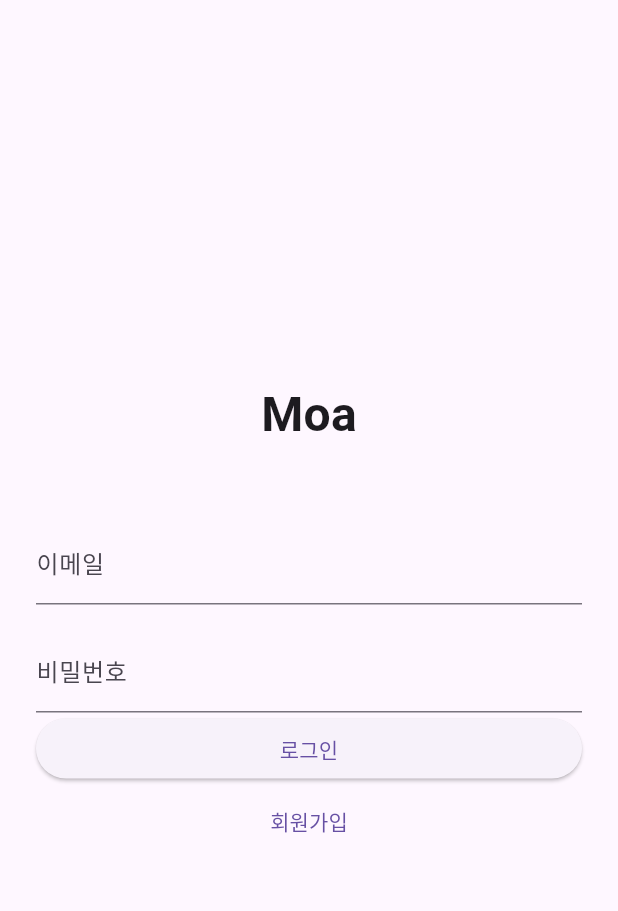
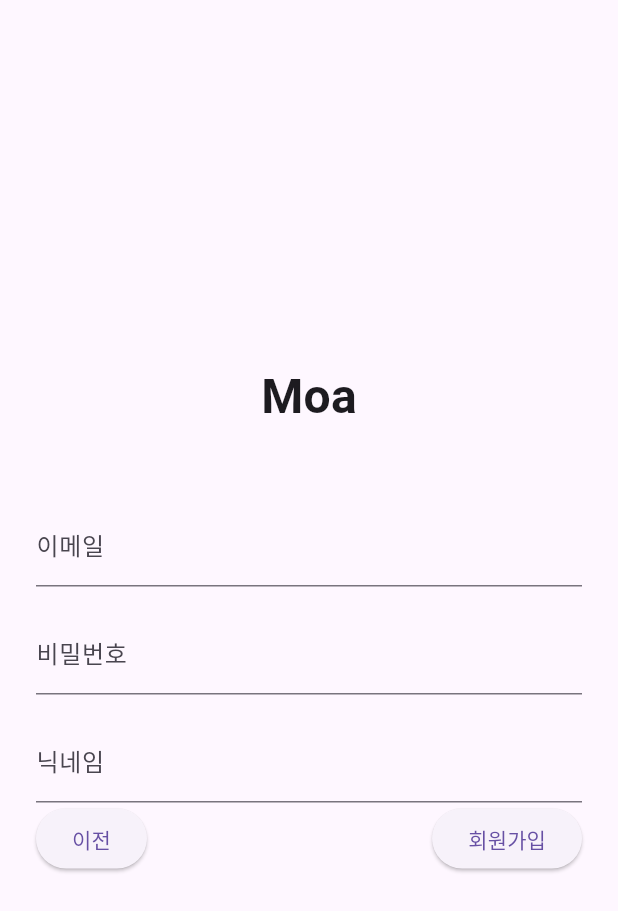
Before and after one commit to chae04/moa, a Flutter app: the screen it shows after launch, after a tap on "회원가입", on a phone screen of 412 x 824 dp. Shown: the top 911 px of the screen. Run offline on Flutter 3.47's test engine with Material 3 defaults, Android fonts, the phone set to English and light mode, and no system bars; our stand-ins replace firebase_core; accounts and stored records are empty.

Commit message:
signup screen

```diff
--- a/lib/screens/auth/login_screen.dart
+++ b/lib/screens/auth/login_screen.dart
@@ -1,7 +1,9 @@
 import 'package:flutter/material.dart';
+import 'package:moa/screens/auth/signup_screen.dart';
+import 'package:moa/screens/home/home_screen.dart';
+
 // StatefulWidget: 상태(데이터)가 변하는 화면에서 사용
 // 로그인 화면은 텍스트 입력값이 변하니까 StatefulWidget 사용
-
 class LoginScreen extends StatefulWidget {
   const LoginScreen({super.key});
 
@@ -58,17 +60,29 @@ class _LoginScreenState extends State<LoginScreen> {
               child: ElevatedButton(
                 onPressed: () {
                   // ‼️TODO: 로그인 로직 연결 예정
+                  Navigator.push(
+                    context,
+                    MaterialPageRoute(builder: (context) => const HomeScreen()),
+                  );
                 },
                 child: Text('로그인'),
               ),
             ),
 
             // 회원가입 이동 버튼
-            TextButton(
-              onPressed: () {
-                // ‼️TODO: 회원가입 화면으로 이동 예정
-              },
-              child: Text('회원가입'),
+            SizedBox(
+              width: double.infinity,
+              child: ElevatedButton(
+                onPressed: () {
+                  Navigator.push(
+                    context,
+                    MaterialPageRoute(
+                      builder: (context) => const SignupScreen(),
+                    ),
+                  );
+                },
+                child: Text('회원가입'),
+              ),
             ),
           ],
         ),
--- a/lib/screens/auth/signup_screen.dart
+++ b/lib/screens/auth/signup_screen.dart
@@ -0,0 +1,85 @@
+import 'package:flutter/material.dart';
+
+// StatefulWidget: 상태(데이터)가 변하는 화면에서 사용
+// 회원가입 화면은 텍스트 입력값이 변하니까 StatefulWidget 사용
+class SignupScreen extends StatefulWidget {
+  const SignupScreen({super.key});
+
+  @override
+  State<SignupScreen> createState() => _SignupScreenState();
+}
+
+class _SignupScreenState extends State<SignupScreen> {
+  // TextEditingController: TextFeild의 입력값을 가져오는 컨트롤러
+  final emailController = TextEditingController();
+  final passwordController = TextEditingController();
+  final nicknameController = TextEditingController();
+
+  @override
+  Widget build(BuildContext context) {
+    // Scaffold: 앱 화면의 기본 뼈대
+    return Scaffold(
+      body: Padding(
+        // padding: 내부 여백 설정
+        padding: const EdgeInsets.all(24.0),
+        child: Column(
+          mainAxisAlignment: MainAxisAlignment.center,
+          children: [
+            // 앱 타이틀
+            Text(
+              'Moa',
+              style: TextStyle(fontSize: 32, fontWeight: FontWeight.bold),
+            ),
+
+            // sizedBox: 빈 공간 (height = 세로 간격)
+            SizedBox(height: 48),
+
+            // 이메일 입력 필드
+            TextField(
+              controller: emailController, // 입력값 연결
+              decoration: InputDecoration(labelText: '이메일'),
+              keyboardType: TextInputType.emailAddress,
+            ),
+
+            SizedBox(height: 16),
+
+            // 비밀번호 입력 필드
+            TextField(
+              controller: passwordController, // 입력값 연결
+              decoration: InputDecoration(labelText: '비밀번호'),
+              obscureText: true, // 비밀번호 가리기 (***)
+            ),
+
+            SizedBox(height: 16),
+
+            // 닉네임 입력 필드
+            TextField(
+              controller: nicknameController,
+              decoration: InputDecoration(labelText: '닉네임'),
+              keyboardType: TextInputType.name,
+            ),
+
+            Row(
+              mainAxisAlignment: MainAxisAlignment.spaceBetween,
+              children: [
+                ElevatedButton(
+                  onPressed: () {
+                    Navigator.pop(context);
+                  },
+                  child: Text('이전'),
+                ),
+
+                ElevatedButton(
+                  onPressed: () {
+                    Navigator.pop(context);
+                  },
+                  child: Text('회원가입'),
+                ),
+              ],
+            ),
+          ],
+        ),
+      ),
+    );
+  }
+}
--- a/lib/screens/home/home_screen.dart
+++ b/lib/screens/home/home_screen.dart
@@ -0,0 +1,15 @@
+import 'package:flutter/material.dart';
+
+class HomeScreen extends StatefulWidget {
+  const HomeScreen({super.key});
+
+  @override
+  State<HomeScreen> createState() => _HomeScreenState();
+}
+
+class _HomeScreenState extends State<HomeScreen> {
+  @override
+  Widget build(BuildContext context) {
+    return const Scaffold(body: Center(child: Text('Home Screen')));
+  }
+}
```
